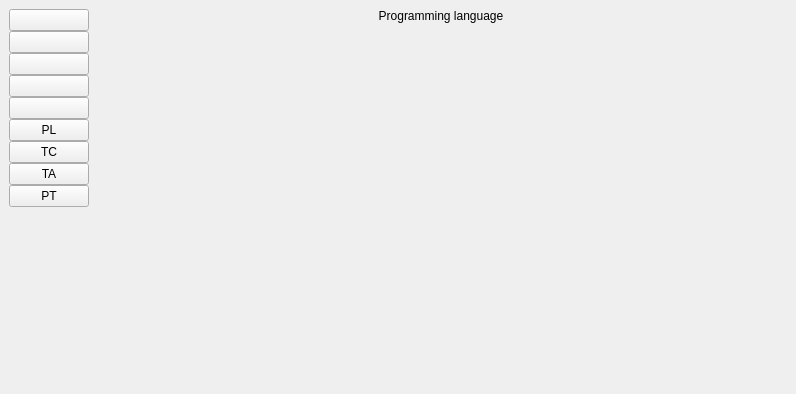
Above: src/view/ui/main/main.ui from fersilentt/ProgrammingDirectories before the change. Below: the same form after it.
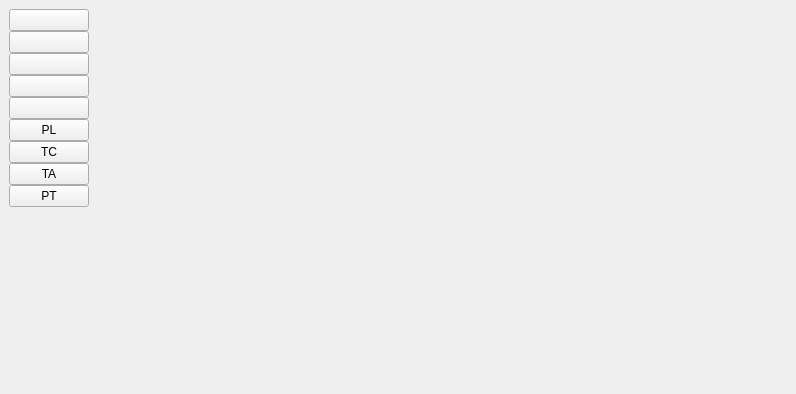
That is the form after the change.

The edit to the form file:
```diff
--- a/src/view/ui/main/main.ui
+++ b/src/view/ui/main/main.ui
@@ -106,7 +106,7 @@
       <item>
        <widget class="QLabel" name="label">
         <property name="text">
-         <string>Programming language</string>
+         <string/>
         </property>
         <property name="alignment">
          <set>Qt::AlignCenter</set>
```
Left out of the diff: 2 changed lines with no effect on the pictures.
